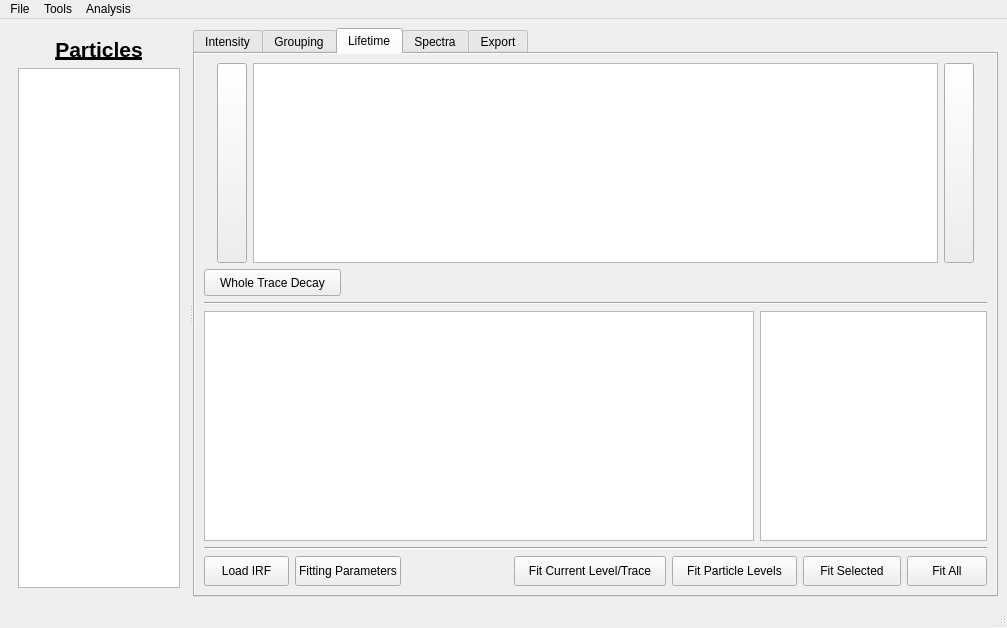
Above: ui/mainwindow.ui from BioPhysicsUP/Full_SMS before the change. Below: the same form after it.
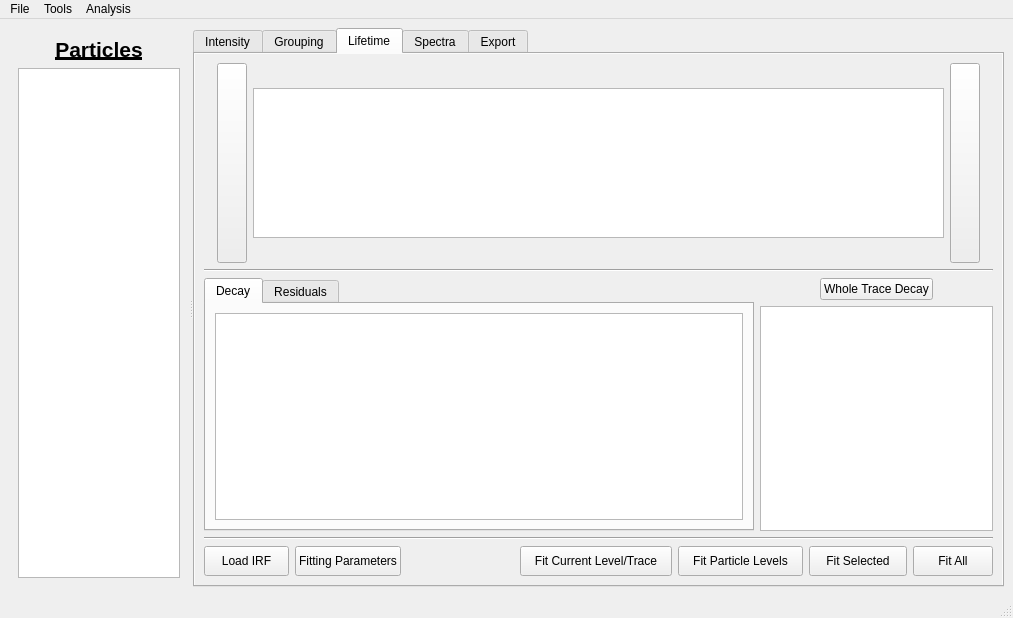
That is the form after the change. The open tabs and pages were chosen to show the change. Icons and pictures are not drawn. Custom widgets are drawn as their Qt base class.

```diff
--- a/ui/mainwindow.ui
+++ b/ui/mainwindow.ui
@@ -7,8 +7,8 @@
    <rect>
     <x>0</x>
     <y>0</y>
-    <width>1007</width>
-    <height>628</height>
+    <width>1013</width>
+    <height>618</height>
    </rect>
   </property>
   <property name="sizePolicy">
@@ -728,6 +728,127 @@
          <string>Lifetime</string>
         </attribute>
         <layout class="QGridLayout" name="gridLayout_2">
+         <item row="8" column="0">
+          <widget class="Line" name="line_3">
+           <property name="sizePolicy">
+            <sizepolicy hsizetype="Expanding" vsizetype="Fixed">
+             <horstretch>0</horstretch>
+             <verstretch>0</verstretch>
+            </sizepolicy>
+           </property>
+           <property name="orientation">
+            <enum>Qt::Horizontal</enum>
+           </property>
+          </widget>
+         </item>
+         <item row="4" column="0" rowspan="3">
+          <layout class="QHBoxLayout" name="horizontalLayout_9">
+           <property name="sizeConstraint">
+            <enum>QLayout::SetMinimumSize</enum>
+           </property>
+           <item>
+            <widget class="QTabWidget" name="tabWidget_2">
+             <property name="minimumSize">
+              <size>
+               <width>550</width>
+               <height>200</height>
+              </size>
+             </property>
+             <property name="currentIndex">
+              <number>0</number>
+             </property>
+             <widget class="QWidget" name="tabLifetimeGraph">
+              <property name="sizePolicy">
+               <sizepolicy hsizetype="Expanding" vsizetype="Expanding">
+                <horstretch>0</horstretch>
+                <verstretch>0</verstretch>
+               </sizepolicy>
+              </property>
+              <attribute name="title">
+               <string>Decay</string>
+              </attribute>
+              <layout class="QGridLayout" name="gridLayout_14">
+               <item row="0" column="0">
+                <widget class="PlotWidget" name="pgLifetime">
+                 <property name="minimumSize">
+                  <size>
+                   <width>0</width>
+                   <height>100</height>
+                  </size>
+                 </property>
+                 <property name="renderHints">
+                  <set>QPainter::HighQualityAntialiasing|QPainter::TextAntialiasing</set>
+                 </property>
+                </widget>
+               </item>
+              </layout>
+             </widget>
+             <widget class="QWidget" name="tabResidualsGraph">
+              <property name="sizePolicy">
+               <sizepolicy hsizetype="Expanding" vsizetype="Expanding">
+                <horstretch>0</horstretch>
+                <verstretch>0</verstretch>
+               </sizepolicy>
+              </property>
+              <attribute name="title">
+               <string>Residuals</string>
+              </attribute>
+              <layout class="QGridLayout" name="gridLayout_13">
+               <item row="0" column="0">
+                <widget class="PlotWidget" name="pgResiduals">
+                 <property name="minimumSize">
+                  <size>
+                   <width>0</width>
+                   <height>100</height>
+                  </size>
+                 </property>
+                </widget>
+               </item>
+              </layout>
+             </widget>
+            </widget>
+           </item>
+           <item>
+            <layout class="QVBoxLayout" name="verticalLayout_8">
+             <property name="leftMargin">
+              <number>0</number>
+             </property>
+             <item alignment="Qt::AlignHCenter">
+              <widget class="QPushButton" name="btnWholeTrace">
+               <property name="sizePolicy">
+                <sizepolicy hsizetype="Minimum" vsizetype="Fixed">
+                 <horstretch>0</horstretch>
+                 <verstretch>0</verstretch>
+                </sizepolicy>
+               </property>
+               <property name="maximumSize">
+                <size>
+                 <width>137</width>
+                 <height>27</height>
+                </size>
+               </property>
+               <property name="layoutDirection">
+                <enum>Qt::LeftToRight</enum>
+               </property>
+               <property name="text">
+                <string>Whole Trace Decay</string>
+               </property>
+              </widget>
+             </item>
+             <item>
+              <widget class="QTextBrowser" name="textBrowser">
+               <property name="sizePolicy">
+                <sizepolicy hsizetype="Expanding" vsizetype="Expanding">
+                 <horstretch>0</horstretch>
+                 <verstretch>0</verstretch>
+                </sizepolicy>
+               </property>
+              </widget>
+             </item>
+            </layout>
+           </item>
+          </layout>
+         </item>
          <item row="0" column="0">
           <layout class="QHBoxLayout" name="horizontalLayout_5">
            <item>
@@ -792,7 +913,7 @@
              <property name="maximumSize">
               <size>
                <width>16777215</width>
-               <height>200</height>
+               <height>150</height>
               </size>
              </property>
              <property name="renderHints">
@@ -1047,36 +1168,6 @@
            </item>
           </layout>
          </item>
-         <item row="4" column="0" rowspan="3">
-          <layout class="QHBoxLayout" name="horizontalLayout_9">
-           <property name="sizeConstraint">
-            <enum>QLayout::SetMinimumSize</enum>
-           </property>
-           <item>
-            <widget class="PlotWidget" name="pgLifetime">
-             <property name="minimumSize">
-              <size>
-               <width>550</width>
-               <height>200</height>
-              </size>
-             </property>
-             <property name="renderHints">
-              <set>QPainter::HighQualityAntialiasing|QPainter::TextAntialiasing</set>
-             </property>
-            </widget>
-           </item>
-           <item>
-            <widget class="QTextBrowser" name="textBrowser">
-             <property name="sizePolicy">
-              <sizepolicy hsizetype="Expanding" vsizetype="Expanding">
-               <horstretch>0</horstretch>
-               <verstretch>0</verstretch>
-              </sizepolicy>
-             </property>
-            </widget>
-           </item>
-          </layout>
-         </item>
          <item row="2" column="0">
           <widget class="Line" name="line">
            <property name="sizePolicy">
@@ -1093,38 +1184,6 @@
            </property>
           </widget>
          </item>
-         <item row="8" column="0">
-          <widget class="Line" name="line_3">
-           <property name="sizePolicy">
-            <sizepolicy hsizetype="Expanding" vsizetype="Fixed">
-             <horstretch>0</horstretch>
-             <verstretch>0</verstretch>
-            </sizepolicy>
-           </property>
-           <property name="orientation">
-            <enum>Qt::Horizontal</enum>
-           </property>
-          </widget>
-         </item>
-         <item row="1" column="0">
-          <widget class="QPushButton" name="btnWholeTrace">
-           <property name="sizePolicy">
-            <sizepolicy hsizetype="Minimum" vsizetype="Fixed">
-             <horstretch>0</horstretch>
-             <verstretch>0</verstretch>
-            </sizepolicy>
-           </property>
-           <property name="maximumSize">
-            <size>
-             <width>137</width>
-             <height>27</height>
-            </size>
-           </property>
-           <property name="text">
-            <string>Whole Trace Decay</string>
-           </property>
-          </widget>
-         </item>
         </layout>
        </widget>
        <widget class="QWidget" name="tabSpectra">
@@ -1911,8 +1970,8 @@
     <rect>
      <x>0</x>
      <y>0</y>
-     <width>1007</width>
-     <height>22</height>
+     <width>1013</width>
+     <height>24</height>
     </rect>
    </property>
    <widget class="QMenu" name="menuFile">
```
Left out of the diff: 43 changed lines with no effect on the pictures.
